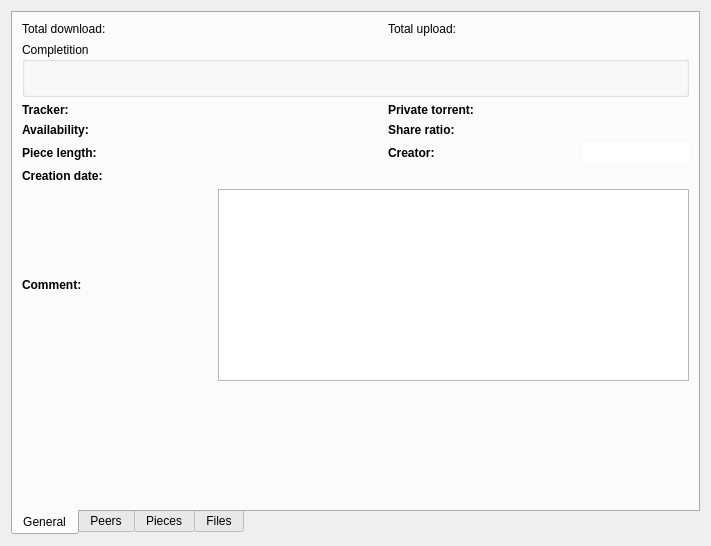
The window that engines/TorrentDetailsForm.ui (LubosD/fatrat) describes before a commit, drawn with Qt 5.
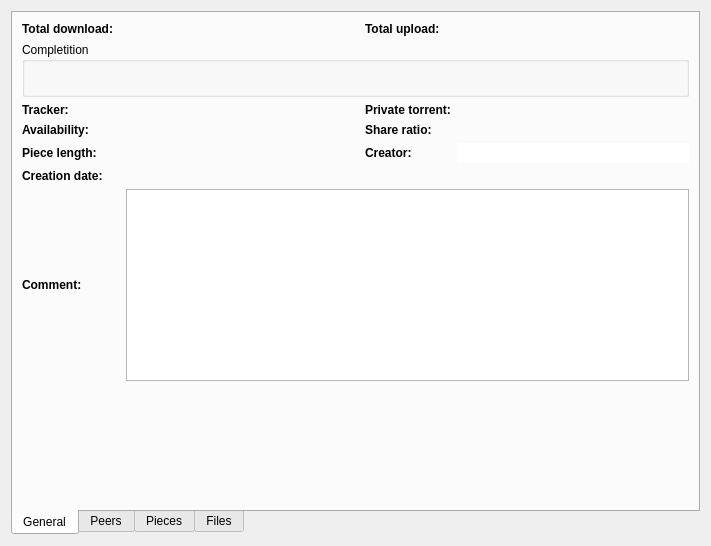
The same window after the commit. Icons and pictures are not drawn. Custom widgets are drawn as their Qt base class.

The edit to the form file:
```diff
--- a/engines/TorrentDetailsForm.ui
+++ b/engines/TorrentDetailsForm.ui
@@ -26,7 +26,7 @@
        <item row="0" column="0" >
         <widget class="QLabel" name="label_9" >
          <property name="text" >
-          <string>Total download:</string>
+          <string comment="Amount of downloaded data" >&lt;b>Total download:&lt;/b></string>
          </property>
         </widget>
        </item>
@@ -36,7 +36,7 @@
        <item row="0" column="3" >
         <widget class="QLabel" name="label_10" >
          <property name="text" >
-          <string>Total upload:</string>
+          <string comment="Amount of uploaded data" >&lt;b>Total upload:&lt;/b></string>
          </property>
         </widget>
        </item>
@@ -76,6 +76,12 @@
        </item>
        <item row="2" column="0" colspan="2" >
         <widget class="QLabel" name="label" >
+         <property name="sizePolicy" >
+          <sizepolicy vsizetype="Preferred" hsizetype="Minimum" >
+           <horstretch>0</horstretch>
+           <verstretch>0</verstretch>
+          </sizepolicy>
+         </property>
          <property name="text" >
           <string>&lt;b>Tracker:</string>
          </property>
@@ -83,6 +89,12 @@
        </item>
        <item row="2" column="2" >
         <widget class="QLabel" name="labelTracker" >
+         <property name="sizePolicy" >
+          <sizepolicy vsizetype="Preferred" hsizetype="Expanding" >
+           <horstretch>0</horstretch>
+           <verstretch>0</verstretch>
+          </sizepolicy>
+         </property>
          <property name="text" >
           <string/>
          </property>
@@ -104,6 +116,12 @@
        </item>
        <item row="3" column="0" colspan="2" >
         <widget class="QLabel" name="label_2" >
+         <property name="sizePolicy" >
+          <sizepolicy vsizetype="Preferred" hsizetype="Minimum" >
+           <horstretch>0</horstretch>
+           <verstretch>0</verstretch>
+          </sizepolicy>
+         </property>
          <property name="text" >
           <string>&lt;b>Availability:</string>
          </property>
@@ -111,6 +129,12 @@
        </item>
        <item row="3" column="2" >
         <widget class="QLabel" name="labelAvailability" >
+         <property name="sizePolicy" >
+          <sizepolicy vsizetype="Preferred" hsizetype="Expanding" >
+           <horstretch>0</horstretch>
+           <verstretch>0</verstretch>
+          </sizepolicy>
+         </property>
          <property name="text" >
           <string/>
          </property>
@@ -132,6 +156,12 @@
        </item>
        <item row="4" column="0" colspan="2" >
         <widget class="QLabel" name="label_3" >
+         <property name="sizePolicy" >
+          <sizepolicy vsizetype="Preferred" hsizetype="Minimum" >
+           <horstretch>0</horstretch>
+           <verstretch>0</verstretch>
+          </sizepolicy>
+         </property>
          <property name="text" >
           <string>&lt;b>Piece length:</string>
          </property>
@@ -139,6 +169,12 @@
        </item>
        <item row="4" column="2" >
         <widget class="QLabel" name="labelPieceLength" >
+         <property name="sizePolicy" >
+          <sizepolicy vsizetype="Preferred" hsizetype="Expanding" >
+           <horstretch>0</horstretch>
+           <verstretch>0</verstretch>
+          </sizepolicy>
+         </property>
          <property name="text" >
           <string/>
          </property>
@@ -160,7 +196,7 @@
        <item row="4" column="5" >
         <widget class="QLineEdit" name="lineCreator" >
          <property name="sizePolicy" >
-          <sizepolicy vsizetype="Fixed" hsizetype="Minimum" >
+          <sizepolicy vsizetype="Fixed" hsizetype="Expanding" >
            <horstretch>0</horstretch>
            <verstretch>0</verstretch>
           </sizepolicy>
@@ -175,6 +211,12 @@
        </item>
        <item row="5" column="0" colspan="2" >
         <widget class="QLabel" name="label_7" >
+         <property name="sizePolicy" >
+          <sizepolicy vsizetype="Preferred" hsizetype="Minimum" >
+           <horstretch>0</horstretch>
+           <verstretch>0</verstretch>
+          </sizepolicy>
+         </property>
          <property name="text" >
           <string>&lt;b>Creation date:</string>
          </property>
@@ -189,14 +231,20 @@
        </item>
        <item row="6" column="0" colspan="2" >
         <widget class="QLabel" name="label_5" >
+         <property name="sizePolicy" >
+          <sizepolicy vsizetype="Preferred" hsizetype="Minimum" >
+           <horstretch>0</horstretch>
+           <verstretch>0</verstretch>
+          </sizepolicy>
+         </property>
          <property name="text" >
           <string>&lt;b>Comment:</string>
          </property>
         </widget>
        </item>
        <item row="6" column="2" colspan="4" >
-        <widget class="QTextEdit" name="textComment" >
-         <property name="readOnly" >
+        <widget class="QTextBrowser" name="textComment" >
+         <property name="openExternalLinks" >
           <bool>true</bool>
          </property>
          <property name="acceptRichText" >
```
Left out of the diff: 12 changed lines with no effect on the pictures.
